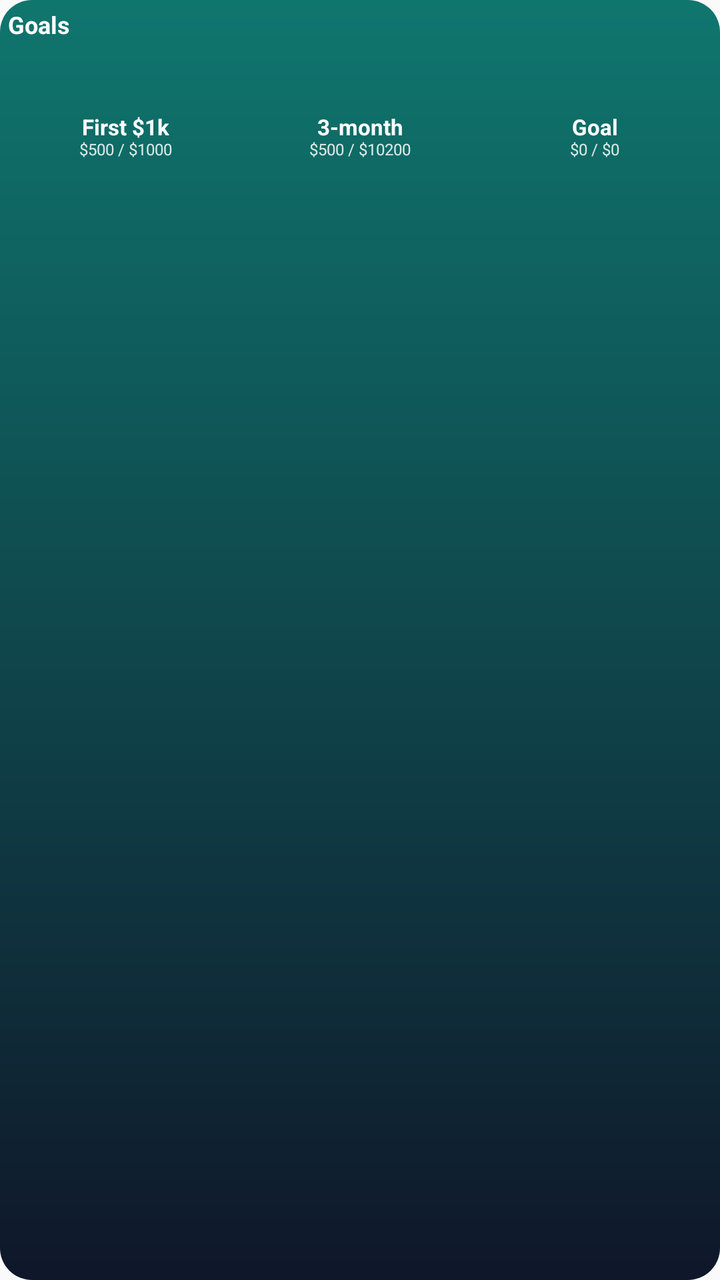
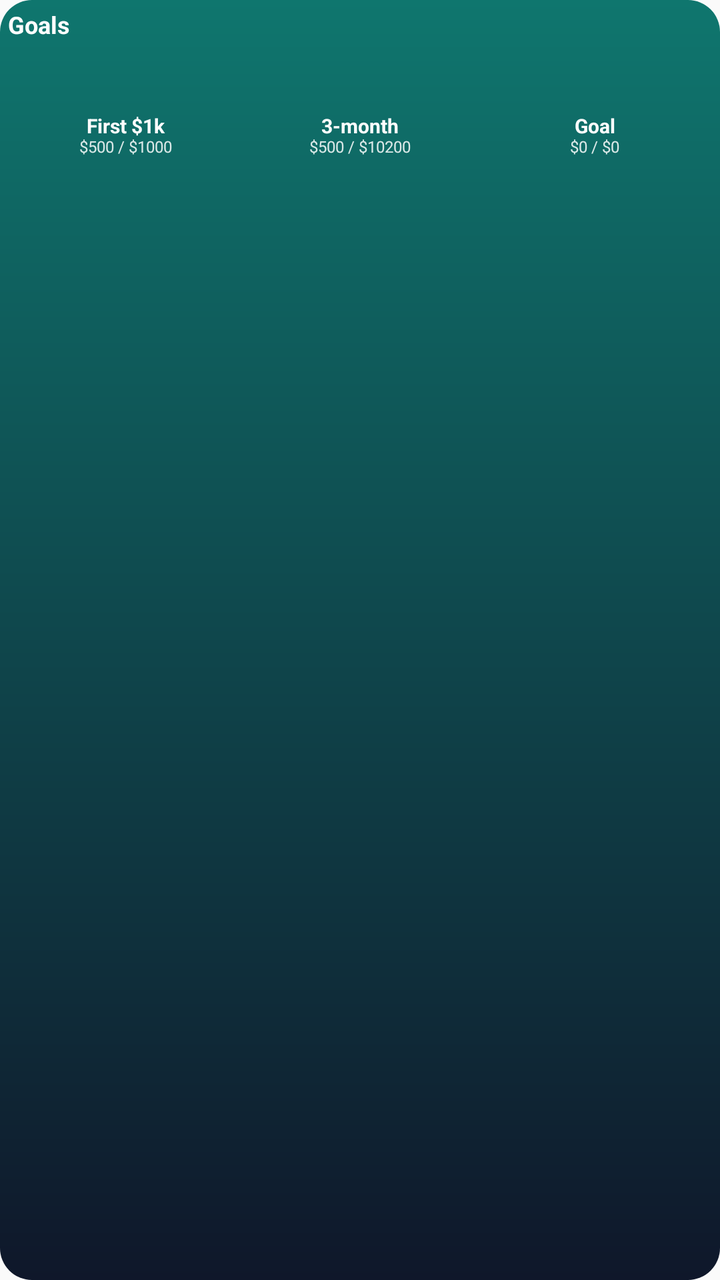

Two renders of the same Android screen: before a commit and after it. Below are the layout's source before the change and the commit's diff.
<!-- AndroidManifest.xml: application theme AppTheme -->
<!-- res/layout/widget_goals.xml -->
<?xml version="1.0" encoding="utf-8"?>
<LinearLayout xmlns:android="http://schemas.android.com/apk/res/android"
  android:id="@+id/widget_root"
  android:layout_width="match_parent"
  android:layout_height="match_parent"
  android:orientation="vertical"
  android:padding="4dp"
  android:background="@drawable/widget_bg">

  <TextView
    android:id="@+id/widget_title"
    android:layout_width="match_parent"
    android:layout_height="wrap_content"
    android:text="Goals"
    android:textStyle="bold"
    android:textSize="12sp"
    android:textColor="@android:color/white" />

  <LinearLayout
    android:id="@+id/widget_rings_row"
    android:layout_width="match_parent"
    android:layout_height="wrap_content"
    android:layout_marginTop="4dp"
    android:orientation="horizontal">

    <LinearLayout
      android:id="@+id/widget_goal1"
      android:layout_width="0dp"
      android:layout_height="wrap_content"
      android:layout_weight="1"
      android:orientation="vertical"
      android:gravity="center_horizontal">

      <ImageView
        android:id="@+id/widget_goal1_ring"
        android:layout_width="32dp"
        android:layout_height="32dp"
        android:contentDescription="Goal ring 1" />

      <TextView
        android:id="@+id/widget_goal1_label"
        android:layout_width="match_parent"
        android:layout_height="wrap_content"
        android:layout_marginTop="1dp"
        android:includeFontPadding="false"
        android:gravity="center"
        android:text="First $1k"
        android:textSize="11sp"
        android:textStyle="bold"
        android:textColor="@android:color/white"
        android:maxLines="2" />

      <TextView
        android:id="@+id/widget_goal1_meta"
        android:layout_width="match_parent"
        android:layout_height="wrap_content"
        android:includeFontPadding="false"
        android:gravity="center"
        android:text="$500 / $1000"
        android:textSize="8sp"
        android:textColor="@android:color/white"
        android:alpha="0.85"
        android:singleLine="true"
        android:ellipsize="end" />
    </LinearLayout>

    <LinearLayout
      android:id="@+id/widget_goal2"
      android:layout_width="0dp"
      android:layout_height="wrap_content"
      android:layout_weight="1"
      android:orientation="vertical"
      android:gravity="center_horizontal"
      android:paddingStart="6dp"
      android:paddingEnd="6dp">

      <ImageView
        android:id="@+id/widget_goal2_ring"
        android:layout_width="32dp"
        android:layout_height="32dp"
        android:contentDescription="Goal ring 2" />

      <TextView
        android:id="@+id/widget_goal2_label"
        android:layout_width="match_parent"
        android:layout_height="wrap_content"
        android:layout_marginTop="1dp"
        android:includeFontPadding="false"
        android:gravity="center"
        android:text="3-month"
        android:textSize="11sp"
        android:textStyle="bold"
        android:textColor="@android:color/white"
        android:maxLines="2" />

      <TextView
        android:id="@+id/widget_goal2_meta"
        android:layout_width="match_parent"
        android:layout_height="wrap_content"
        android:includeFontPadding="false"
        android:gravity="center"
        android:text="$500 / $10200"
        android:textSize="8sp"
        android:textColor="@android:color/white"
        android:alpha="0.85"
        android:singleLine="true"
        android:ellipsize="end" />
    </LinearLayout>

    <LinearLayout
      android:id="@+id/widget_goal3"
      android:layout_width="0dp"
      android:layout_height="wrap_content"
      android:layout_weight="1"
      android:orientation="vertical"
      android:gravity="center_horizontal">

      <ImageView
        android:id="@+id/widget_goal3_ring"
        android:layout_width="32dp"
        android:layout_height="32dp"
        android:contentDescription="Goal ring 3" />

      <TextView
        android:id="@+id/widget_goal3_label"
        android:layout_width="match_parent"
        android:layout_height="wrap_content"
        android:layout_marginTop="1dp"
        android:includeFontPadding="false"
        android:gravity="center"
        android:text="Goal"
        android:textSize="11sp"
        android:textStyle="bold"
        android:textColor="@android:color/white"
        android:maxLines="2" />

      <TextView
        android:id="@+id/widget_goal3_meta"
        android:layout_width="match_parent"
        android:layout_height="wrap_content"
        android:includeFontPadding="false"
        android:gravity="center"
        android:text="$0 / $0"
        android:textSize="8sp"
        android:textColor="@android:color/white"
        android:alpha="0.85"
        android:singleLine="true"
        android:ellipsize="end" />
    </LinearLayout>
  </LinearLayout>

</LinearLayout>
<!-- resources referenced by this layout -->
<resources>
  <!-- drawable widget_bg (drawable) -->
  <?xml version="1.0" encoding="utf-8"?>
  <shape xmlns:android="http://schemas.android.com/apk/res/android" android:shape="rectangle">
    <corners android:radius="16dp" />
    <gradient
      android:angle="90"
      android:startColor="#0F172A"
      android:endColor="#0F766E" />
    <padding
      android:left="12dp"
      android:top="12dp"
      android:right="12dp"
      android:bottom="12dp" />
  </shape>
  <style name="AppTheme" parent="Theme.AppCompat.Light.DarkActionBar">
          
          <item name="colorPrimary">@color/colorPrimary</item>
          <item name="colorPrimaryDark">@color/colorPrimaryDark</item>
          <item name="colorAccent">@color/colorAccent</item>
      </style>
</resources>

<!-- the commit's change to res/layout/widget_goals.xml (unified diff, before → after) -->
@@ -45,10 +45,11 @@
         android:includeFontPadding="false"
         android:gravity="center"
         android:text="First $1k"
-        android:textSize="11sp"
+        android:textSize="10sp"
         android:textStyle="bold"
         android:textColor="@android:color/white"
-        android:maxLines="2" />
+        android:singleLine="true"
+        android:ellipsize="end" />
 
       <TextView
         android:id="@+id/widget_goal1_meta"
@@ -88,10 +89,11 @@
         android:includeFontPadding="false"
         android:gravity="center"
         android:text="3-month"
-        android:textSize="11sp"
+        android:textSize="10sp"
         android:textStyle="bold"
         android:textColor="@android:color/white"
-        android:maxLines="2" />
+        android:singleLine="true"
+        android:ellipsize="end" />
 
       <TextView
         android:id="@+id/widget_goal2_meta"
@@ -129,10 +131,11 @@
         android:includeFontPadding="false"
         android:gravity="center"
         android:text="Goal"
-        android:textSize="11sp"
+        android:textSize="10sp"
         android:textStyle="bold"
         android:textColor="@android:color/white"
-        android:maxLines="2" />
+        android:singleLine="true"
+        android:ellipsize="end" />
 
       <TextView
         android:id="@+id/widget_goal3_meta"
